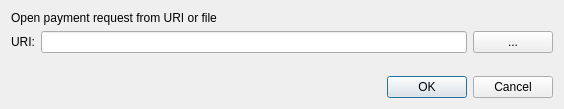
This is src/qt/forms/openuridialog.ui in nashsclay/DAPSCoin as Qt 5 draws it before an edit. The edited form follows.
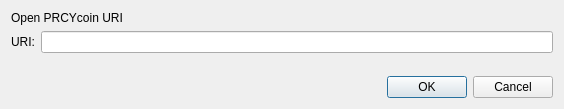
This is the edited form. Custom widgets are drawn as their Qt base class.

Commit message: GUI: remove payment request file handling from OpenURI dialog

What changed in the file:
```diff
--- a/src/qt/forms/openuridialog.ui
+++ b/src/qt/forms/openuridialog.ui
@@ -17,7 +17,7 @@
    <item>
     <widget class="QLabel" name="label_2">
      <property name="text">
-      <string>Open payment request from URI or file</string>
+      <string notr="true">Open PRCYcoin URI</string>
      </property>
     </widget>
    </item>
@@ -33,19 +33,6 @@
      <item>
       <widget class="QValidatedLineEdit" name="uriEdit"/>
      </item>
-     <item>
-      <widget class="QPushButton" name="selectFileButton">
-       <property name="toolTip">
-        <string>Select payment request file</string>
-       </property>
-       <property name="text">
-        <string notr="true">...</string>
-       </property>
-       <property name="autoDefault">
-        <bool>false</bool>
-       </property>
-      </widget>
-     </item>
     </layout>
    </item>
    <item>
```
The commit also changes 3 other files.
